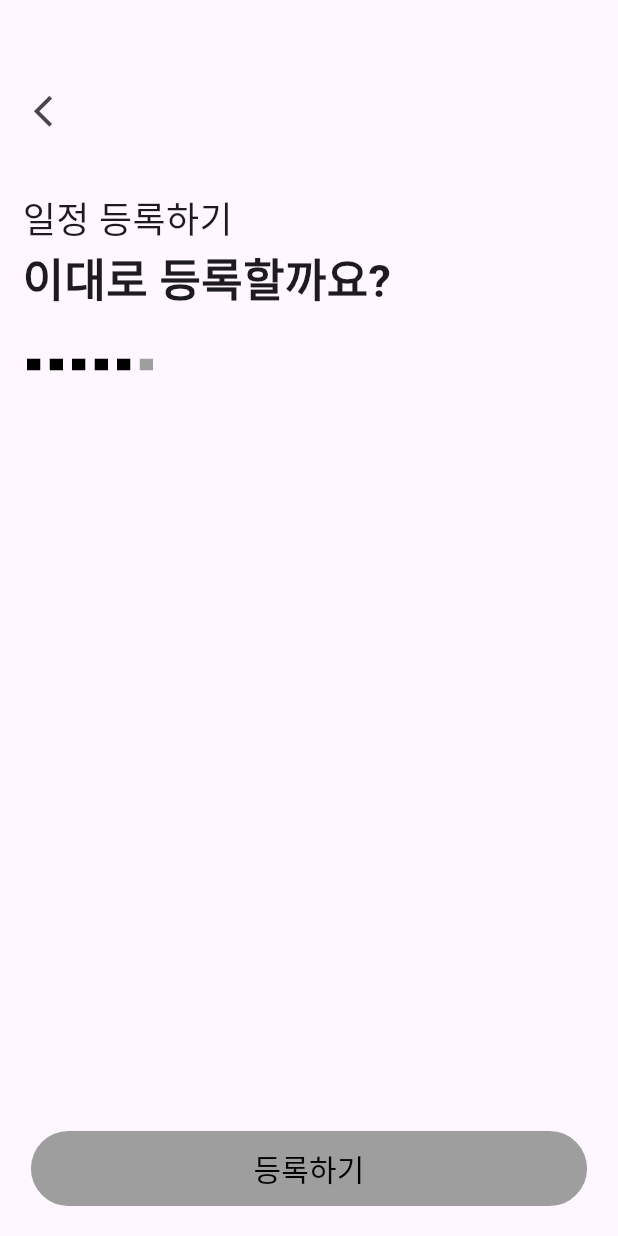
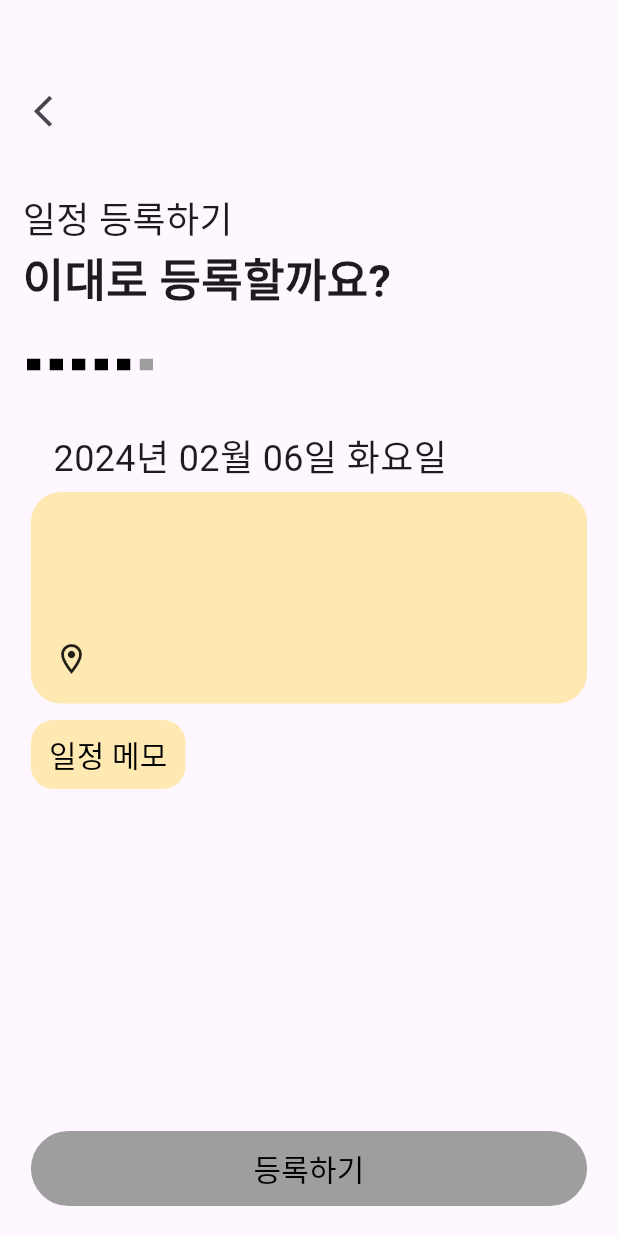
Before and after one commit to H0ngJu/atti, a Flutter app: the ScheduleRegisterCheck screen opened directly, on a phone screen of 412 x 824 dp. Run offline on Flutter 3.47's test engine with Material 3 defaults, Android fonts, the phone set to English and light mode, and no system bars; drawn by our look-alikes of step_progress_indicator; our stand-ins replace cloud_firestore, firebase_core, get; accounts and stored records are empty.

Commit message:
feature/#3/일정 등록 확인 화면 추가

```diff
--- a/lib/commons/FinishScreen.dart
+++ b/lib/commons/FinishScreen.dart
@@ -1,6 +1,6 @@
 // 세부 기능 완료 화면
 // 사용법 :
-//
+// FinishScreen(title: '일정 등록하기', description: '손주 생일', content: '일정을 성공적으로 등록했어요!',)
 import 'package:flutter/material.dart';
 
 class FinishScreen extends StatelessWidget {
--- /dev/null
+++ b/lib/commons/ScheduleBox.dart
@@ -0,0 +1,54 @@
+// 일정 박스 UI (시간, 이름, 장소)
+// 사용법 :
+// ScheduleBox(
+//                   time: scheduleController.time.value,
+//                   name: scheduleController.name.value,
+//                   location: scheduleController.location.value,
+//                 ),
+import 'package:flutter/material.dart';
+
+class ScheduleBox extends StatefulWidget {
+  const ScheduleBox({super.key, this.time, this.name, this.location});
+  final time;
+  final name;
+  final location;
+
+  @override
+  State<ScheduleBox> createState() => _ScheduleBoxState();
+}
+
+class _ScheduleBoxState extends State<ScheduleBox> {
+  @override
+  Widget build(BuildContext context) {
+    return Container(
+      padding: EdgeInsets.all(15),
+      width: MediaQuery.of(context).size.width * 0.9,
+      decoration: BoxDecoration(
+        color: Color(0xffFFE9B3),
+        borderRadius: BorderRadius.circular(20),
+        //border: Border.all(color: Colors.red, width: 2,),
+      ),
+      child: Column(
+        crossAxisAlignment: CrossAxisAlignment.start,
+        children: [
+          Text(widget.time, style: TextStyle(
+            fontSize: 20
+          ),),
+          Text(widget.name, style: TextStyle(
+            fontSize: 30,
+          ),),
+          SizedBox(height: 10,),
+          Row(
+            children: [
+              Icon(Icons.location_on_outlined),
+              SizedBox(width: 5),
+              Text(widget.location, style: TextStyle(
+                fontSize: 20
+              ),),
+            ],
+          ),
+        ],
+      ),
+    );
+  }
+}
--- a/lib/data/schedule/controller/schedule_controller.dart
+++ b/lib/data/schedule/controller/schedule_controller.dart
@@ -4,7 +4,7 @@ import 'package:cloud_firestore/cloud_firestore.dart';
 // 일정 등록 컨트롤러
 class ScheduleController extends GetxController {
   var name = ''.obs;
-  var date = ''.obs;
+  var date = DateTime.now().obs;
   var time = ''.obs;
   var location = ''.obs;
   var memo = ''.obs;
@@ -29,8 +29,8 @@ void addScheduleToFirestore(ScheduleController scheduleController) async {
 
     await firestore.collection('schedule').add(scheduleData); // 데이터 추가
 
-    print('Schedule data saved to Firestore successfully!');
+    print('일정 등록 완료');
   } catch (error) {
-    print('Failed to save schedule data to Firestore: $error');
+    print('Error: $error');
   }
 }
--- /dev/null
+++ b/lib/screen/schedule/finish/ScheduleFinish.dart
@@ -0,0 +1,13 @@
+// 피그마 '일정 완료하기 1' 화면
+import 'package:flutter/material.dart';
+
+class ScheduleFinish1 extends StatelessWidget {
+  const ScheduleFinish1({super.key});
+
+  @override
+  Widget build(BuildContext context) {
+    return Container(
+
+    );
+  }
+}
--- a/lib/screen/schedule/register/ScheduleRegister1.dart
+++ b/lib/screen/schedule/register/ScheduleRegister1.dart
@@ -22,7 +22,11 @@ class _ScheduleRegister1State extends State<ScheduleRegister1> {
   @override
   Widget build(BuildContext context) {
     return Scaffold(
-      body: Column(children: [
+      body: GestureDetector(
+        onTap: (){
+          FocusScope.of(context).unfocus();
+        },
+        child: Column(children: [
           Expanded(
             child: SingleChildScrollView(
               child: Column(
@@ -60,6 +64,7 @@ class _ScheduleRegister1State extends State<ScheduleRegister1> {
 
          NextButton(next: ScheduleRegister2(), content: '다음', isEnabled: scheduleController.name.isNotEmpty,),
         ]),
+      ),
     );
   }
 }
--- a/lib/screen/schedule/register/ScheduleRegister2.dart
+++ b/lib/screen/schedule/register/ScheduleRegister2.dart
@@ -40,7 +40,7 @@ class _ScheduleRegister2State extends State<ScheduleRegister2> {
       setState(() {
         selectedDate = picked;
         _dateController.text = DateFormat('yyyy-MM-dd').format(selectedDate!);
-        scheduleController.date.value = _dateController.text;
+        scheduleController.date.value = _dateController.text as DateTime;
       });
     }
   }
--- a/lib/screen/schedule/register/ScheduleRegister3.dart
+++ b/lib/screen/schedule/register/ScheduleRegister3.dart
@@ -21,7 +21,11 @@ class _ScheduleRegister3State extends State<ScheduleRegister3> {
   @override
   Widget build(BuildContext context) {
     return Scaffold(
-      body: Column(children: [
+      body: GestureDetector(
+        onTap: (){
+          FocusScope.of(context).unfocus();
+        },
+        child: Column(children: [
           Expanded(
             child: SingleChildScrollView(
               child: Column(
@@ -59,6 +63,7 @@ class _ScheduleRegister3State extends State<ScheduleRegister3> {
 
           NextButton(next: ScheduleRegister4(), content: '다음', isEnabled: scheduleController.location.isNotEmpty,),
         ]),
+      ),
     );
   }
 }
--- a/lib/screen/schedule/register/ScheduleRegister4.dart
+++ b/lib/screen/schedule/register/ScheduleRegister4.dart
@@ -21,7 +21,11 @@ class _ScheduleRegister4State extends State<ScheduleRegister4> {
   @override
   Widget build(BuildContext context) {
     return Scaffold(
-      body: Column(children: [
+      body: GestureDetector(
+        onTap: (){
+          FocusScope.of(context).unfocus();
+        },
+        child: Column(children: [
           Expanded(
             child: SingleChildScrollView(
               child: Column(
@@ -59,6 +63,7 @@ class _ScheduleRegister4State extends State<ScheduleRegister4> {
 
           NextButton(next: ScheduleRegisterCheck(), content: '다음', isEnabled: true,),
         ]),
+      ),
     );
   }
 }
--- a/lib/screen/schedule/register/ScheduleRegisterCheck.dart
+++ b/lib/screen/schedule/register/ScheduleRegisterCheck.dart
@@ -1,10 +1,11 @@
 // 피그마 '일정 등록하기 5' 화면
 import 'package:flutter/material.dart';
 import 'package:get/get.dart';
+import 'package:intl/intl.dart';
 
 import 'package:atti/data/schedule/controller/schedule_controller.dart';
 import 'package:atti/commons/DetailPageTitle.dart';
-import 'package:atti/commons/BottomNextButton.dart';
+import 'package:atti/commons/ScheduleBox.dart';
 
 import 'package:atti/screen/schedule/register/ScheduleRegisterFinish.dart';
 
@@ -20,11 +21,12 @@ class _ScheduleRegisterCheckState extends State<ScheduleRegisterCheck> {
 
   @override
   Widget build(BuildContext context) {
-    print('일정 이름: ${scheduleController.name.value}');
-    print('일정 날짜: ${scheduleController.date.value}');
-    print('일정 시간: ${scheduleController.time.value}');
-    print('일정 장소: ${scheduleController.location.value}');
-    print('일정 메모: ${scheduleController.memo.value}');
+    // print('일정 이름: ${scheduleController.name.value}');
+    // print('일정 날짜: ${scheduleController.date.value}');
+    // print('일정 시간: ${scheduleController.time.value}');
+    // print('일정 장소: ${scheduleController.location.value}');
+    // print('일정 메모: ${scheduleController.memo.value}');
+    String formattedDate = DateFormat('yyyy년 MM월 dd일 EEEE', 'ko_KR').format(scheduleController.date.value);
 
     return Scaffold(
       body: Column(children: [
@@ -39,10 +41,46 @@ class _ScheduleRegisterCheckState extends State<ScheduleRegisterCheck> {
                   currentStep: 5,
                 ),
                 SizedBox(height: 40),
+
+                Container(
+                  padding: EdgeInsets.only(left: 15),
+                  width: MediaQuery.of(context).size.width * 0.9,
+                    child: Text(formattedDate, style: TextStyle(fontSize: 24,),)
+                ),
+                SizedBox(height: 5,),
+                ScheduleBox(
+                  time: scheduleController.time.value,
+                  name: scheduleController.name.value,
+                  location: scheduleController.location.value,
+                ),
+                SizedBox(height: 10,),
+
+                Container(
+                  width: MediaQuery.of(context).size.width * 0.9,
+                  child: Row(
+                    children: [
+                      TextButton(
+                        onPressed: () {},
+                        style: ButtonStyle(
+                          backgroundColor: MaterialStateProperty.all(Color(0xffFFE9B3)),
+                          overlayColor: MaterialStateProperty.all(Colors.transparent), // 클릭 시 효과나 모션 없애기
+                          shape: MaterialStateProperty.all(RoundedRectangleBorder(
+                            borderRadius: BorderRadius.circular(15),
+                          )),
+                        ),
+                        child: Text('일정 메모',
+                          style: TextStyle(color: Colors.black, fontSize: 20, fontWeight: FontWeight.normal,),),
+                      ),
+                      SizedBox(width: 10),
+                      Text(scheduleController.memo.value, style: TextStyle(fontSize: 20),)
+                    ],
+                  ),
+                ),
               ],
             ),
           ),
         ),
+
         Container(
           margin: EdgeInsets.only(bottom: 20),
           child: TextButton(
```
Also changed, not shown: 1 other file. Lines whose indentation alone changed are shown as unchanged.
